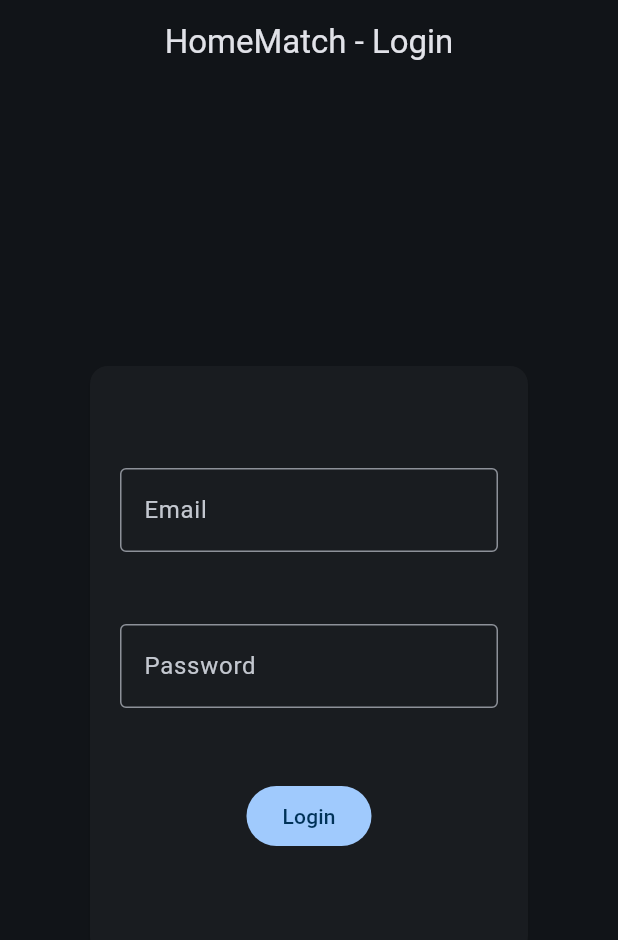
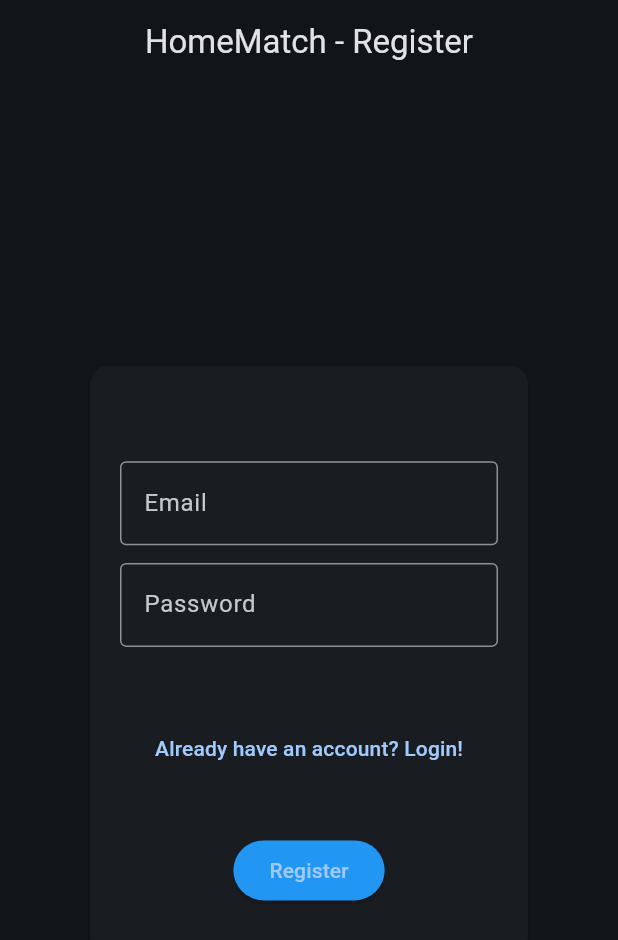
Before and after one commit to SakshhamTheCoder/HomeMatch-IntraCCS, a Flutter app: the screen it shows after launch, on a phone screen of 412 x 824 dp. Shown: the top 940 px of the screen. Run offline on Flutter 3.47's test engine with Material 3 defaults, Android fonts, the phone set to English and light mode, and no system bars; our stand-ins replace firebase_auth, firebase_core, flutter_svg; accounts and stored records are empty.

Commit message:
registration page

```diff
--- a/frontend/app/home_match/lib/main.dart
+++ b/frontend/app/home_match/lib/main.dart
@@ -1,8 +1,10 @@
 import 'package:firebase_core/firebase_core.dart';
 import 'package:flutter/material.dart';
+import 'package:home_match/email_verify.dart';
 import 'package:home_match/firebase_options.dart';
 import 'package:home_match/home_page.dart';
 import 'package:home_match/login.dart';
+import 'package:home_match/register.dart';
 
 void main() async {
   WidgetsFlutterBinding.ensureInitialized();
@@ -11,12 +13,15 @@ void main() async {
     MaterialApp(
       title: 'HomeMatch',
       theme: ThemeData(
-        colorScheme: ColorScheme.fromSeed(seedColor: Colors.blue, brightness: Brightness.dark),
+        colorScheme: ColorScheme.fromSeed(
+            seedColor: Colors.blue, brightness: Brightness.dark),
       ),
-      home: const Login(),
+      home: const RegistrationView(),
       routes: {
-        '/homepage': (context) => const HomePage(),
-        '/login': (context) => const Login(),
+        '/homepage/': (context) => const HomePage(),
+        '/login/': (context) => const Login(),
+        '/register/': (context) => const RegistrationView(),
+        '/emailverify/': (context) => const EmailVerifyView(),
       },
     ),
   );
--- /dev/null
+++ b/frontend/app/home_match/lib/register.dart
@@ -0,0 +1,146 @@
+import 'package:firebase_auth/firebase_auth.dart';
+import 'package:flutter/foundation.dart';
+import 'package:flutter/material.dart';
+
+class RegistrationView extends StatefulWidget {
+  const RegistrationView({super.key});
+
+  @override
+  State<RegistrationView> createState() => _RegistrationViewState();
+}
+
+class _RegistrationViewState extends State<RegistrationView> {
+  late final TextEditingController _email;
+  late final TextEditingController _password;
+
+  @override
+  void initState() {
+    _email = TextEditingController();
+    _password = TextEditingController();
+    super.initState();
+  }
+
+  @override
+  void dispose() {
+    _email.dispose();
+    _password.dispose();
+    super.dispose();
+  }
+
+  @override
+  Widget build(BuildContext context) {
+    return Scaffold(
+        appBar: AppBar(
+          title: const Text('HomeMatch - Register'),
+          centerTitle: true,
+        ),
+        body: Center(
+          child: Padding(
+            padding: const EdgeInsets.all(20),
+            child: Container(
+                width: 300,
+                height: 400,
+                decoration: BoxDecoration(
+                  borderRadius: BorderRadius.circular(10),
+                ),
+                child: Card(
+                  child: Padding(
+                    padding: const EdgeInsets.all(20.0),
+                    child: Column(
+                      crossAxisAlignment: CrossAxisAlignment.center,
+                      mainAxisAlignment: MainAxisAlignment.spaceEvenly,
+                      children: [
+                        const SizedBox(height: 20),
+                        TextField(
+                          controller: _email,
+                          enableSuggestions: false,
+                          autocorrect: false,
+                          keyboardType: TextInputType.emailAddress,
+                          decoration: const InputDecoration(
+                            labelText: 'Email',
+                            border: OutlineInputBorder(),
+                          ),
+                        ),
+                        TextField(
+                          controller: _password,
+                          enableSuggestions: false,
+                          autocorrect: false,
+                          obscureText: true,
+                          decoration: const InputDecoration(
+                              labelText: "Password ",
+                              border: OutlineInputBorder()),
+                        ),
+                        const SizedBox(height: 20),
+                        Center(
+                          child: TextButton(
+                            onPressed: () {
+                              Navigator.of(context).pushNamedAndRemoveUntil(
+                                  '/login/', (route) => false);
+                            },
+                            child:
+                                const Text('Already have an account? Login!'),
+                          ),
+                        ),
+                        const SizedBox(height: 10),
+                        ElevatedButton(
+                          style: ButtonStyle(
+                            backgroundColor: MaterialStateProperty.all<Color>(
+                                Colors.blue[500]!),
+                            overlayColor:
+                                MaterialStateProperty.resolveWith<Color?>(
+                              (Set<MaterialState> states) {
+                                if (states.contains(MaterialState.hovered)) {
+                                  return Colors.blue.withOpacity(0.04);
+                                }
+                                if (states.contains(MaterialState.focused) ||
+                                    states.contains(MaterialState.pressed)) {
+                                  return Colors.blue.withOpacity(0.12);
+                                }
+                                return null; // Defer to the widget's default.
+                              },
+                            ),
+                          ),
+                          onPressed: () async {
+                            final email = _email.text;
+                            final password = _password.text;
+                            try {
+                              await FirebaseAuth.instance
+                                  .createUserWithEmailAndPassword(
+                                      email: email, password: password);
+                              Navigator.of(context).pushNamedAndRemoveUntil(
+                                  '/emailverify/', (_) => false);
+                            } on FirebaseAuthException catch (e) {
+                              if (e.code == 'weak-password') {
+                                if (kDebugMode) {
+                                  print('The password provided is too weak.');
+                                }
+                              } else if (e.code == 'email-already-in-use') {
+                                if (kDebugMode) {
+                                  print(
+                                      'The account already exists for that email.');
+                                }
+                              } else if (e.code == 'invalid-email') {
+                                if (kDebugMode) {
+                                  print(
+                                      'The email address is badly formatted.');
+                                }
+                              } else {
+                                if (kDebugMode) {
+                                  print(e.code);
+                                }
+                              }
+                            }
+                          },
+                          child: const Text(
+                            'Register',
+                          ),
+                        ),
+                      ],
+                    ),
+                  ),
+                )),
+          ),
+        ));
+    // body:);
+  }
+}
```
Also changed, not shown: frontend/app/home_match/lib/email_verify.dart (added, +67 -0 lines), frontend/app/home_match/lib/login.dart (+17 -3 lines).
